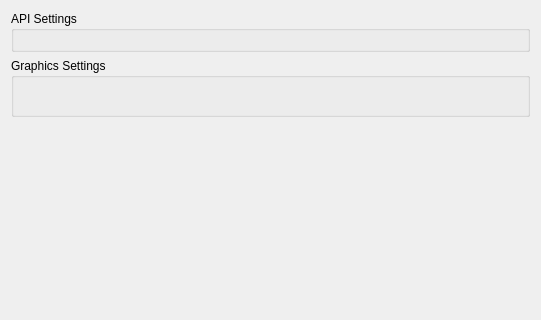
Old version of the form src/yuzu/configuration/configure_graphics.ui in the repository rorrim-rorrim/eden-alt; both pictures show x 0 to 541 and y 0 to 320 of the 541 by 759 pixel window.
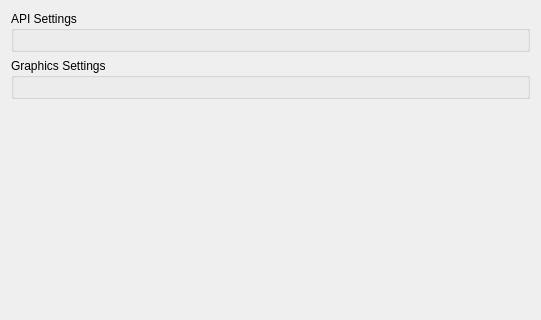
New version of the form.

```diff
--- a/src/yuzu/configuration/configure_graphics.ui
+++ b/src/yuzu/configuration/configure_graphics.ui
@@ -63,7 +63,20 @@
        <layout class="QVBoxLayout" name="verticalLayout_4">
         <item>
          <widget class="QWidget" name="graphics_widget" native="true">
-          <layout class="QVBoxLayout" name="verticalLayout"/>
+          <layout class="QVBoxLayout" name="verticalLayout">
+           <property name="leftMargin">
+            <number>0</number>
+           </property>
+           <property name="topMargin">
+            <number>0</number>
+           </property>
+           <property name="rightMargin">
+            <number>0</number>
+           </property>
+           <property name="bottomMargin">
+            <number>0</number>
+           </property>
+          </layout>
          </widget>
         </item>
        </layout>
```
Left out of the diff: 5 changed lines with no effect on the pictures.
